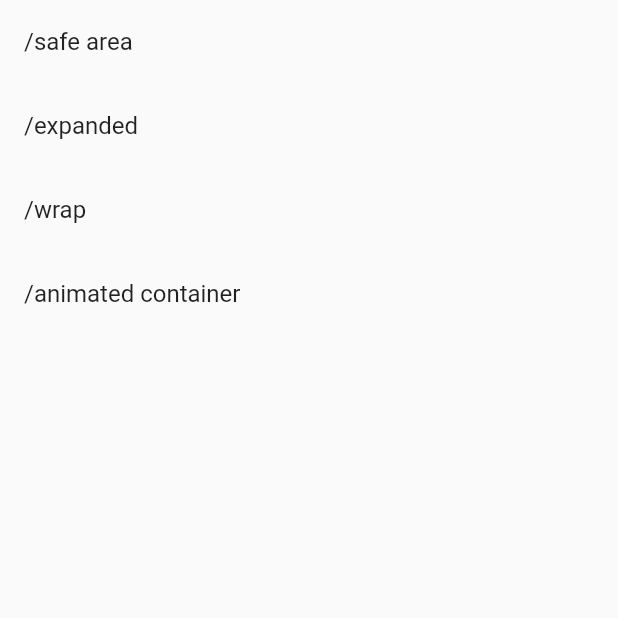
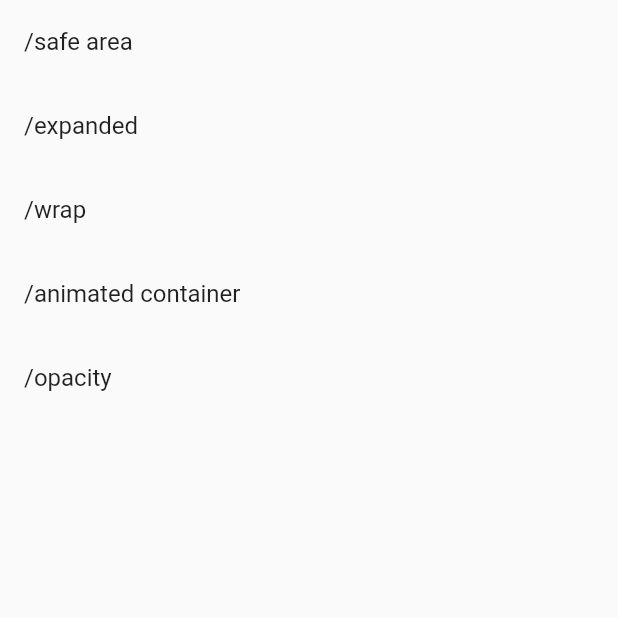
Before and after one commit to dum3ng/flutter-widgets, a Flutter app: the screen it shows after launch, on a phone screen of 412 x 824 dp, the top half of it. Run offline on Flutter 3.47's test engine with Material 2 defaults, Android fonts, the phone set to English and light mode, and no system bars; Roboto replaces fonts that are missing (Quicksand).

Commit message:
add opacity

```diff
--- a/lib/main.dart
+++ b/lib/main.dart
@@ -1,16 +1,18 @@
 import 'package:flutter/material.dart';
 import 'package:widgets/animated_container.dart';
 import 'package:widgets/expanded.dart';
+import 'package:widgets/opacity.dart';
 import 'package:widgets/safe_area.dart';
 import 'package:widgets/wrap.dart';
 
 void main() => runApp(MyApp());
 
 class RoutesData {
-  static final SafeArea = '/safe area';
-  static final Expanded = '/expanded';
-  static final Wrap = '/wrap';
-  static final AnimatedContainer = '/animated container';
+  static  const SafeArea = '/safe area';
+  static const Expanded = '/expanded';
+  static const Wrap = '/wrap';
+  static const AnimatedContainer = '/animated container';
+  static const Opacity = '/opacity';
 }
 
 var routesMap = {
@@ -18,6 +20,7 @@ var routesMap = {
   RoutesData.Expanded: () => WeekExpanded(),
   RoutesData.Wrap: () => WeekWrap(),
   RoutesData.AnimatedContainer: () => WeekAnimatedContainer(),
+  RoutesData.Opacity: () => WeekOpacity(),
 
 };
 
--- a/pubspec.yaml
+++ b/pubspec.yaml
@@ -41,7 +41,8 @@ flutter:
   uses-material-design: true
 
   # To add assets to your application, add an assets section, like this:
-  # assets:
+  assets:
+    - assets/
   #  - images/a_dot_burr.jpeg
   #  - images/a_dot_ham.jpeg
 
```
Also changed, not shown: lib/opacity.dart (added, +80 -0 lines), assets/cat.jpg (added).
